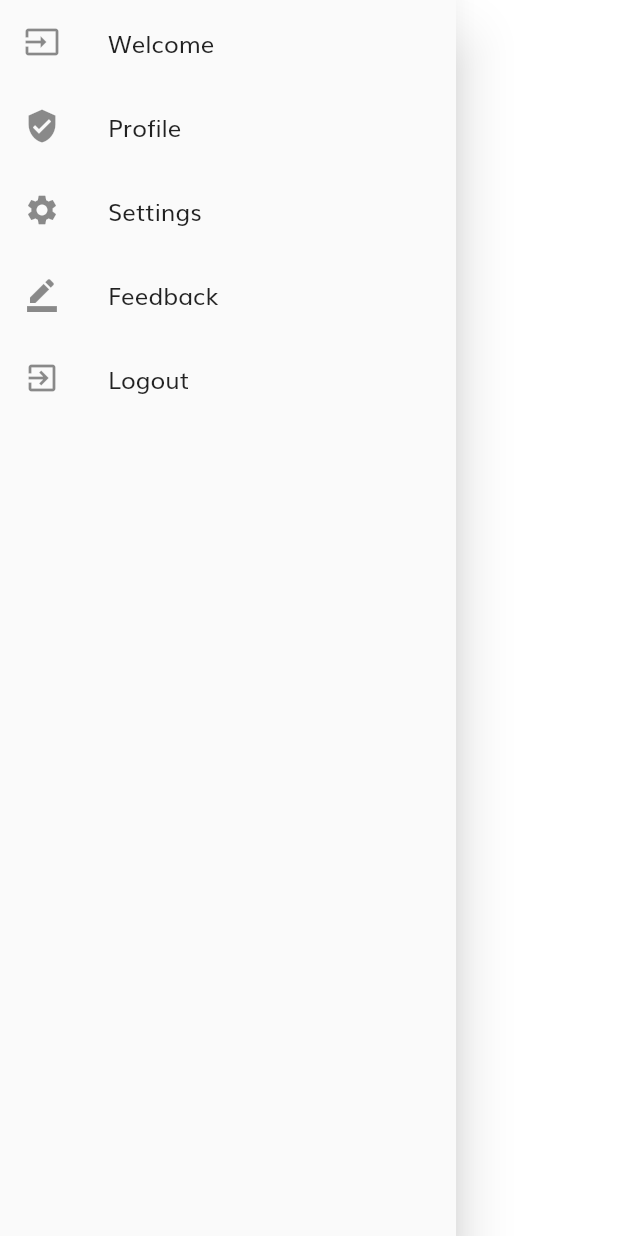
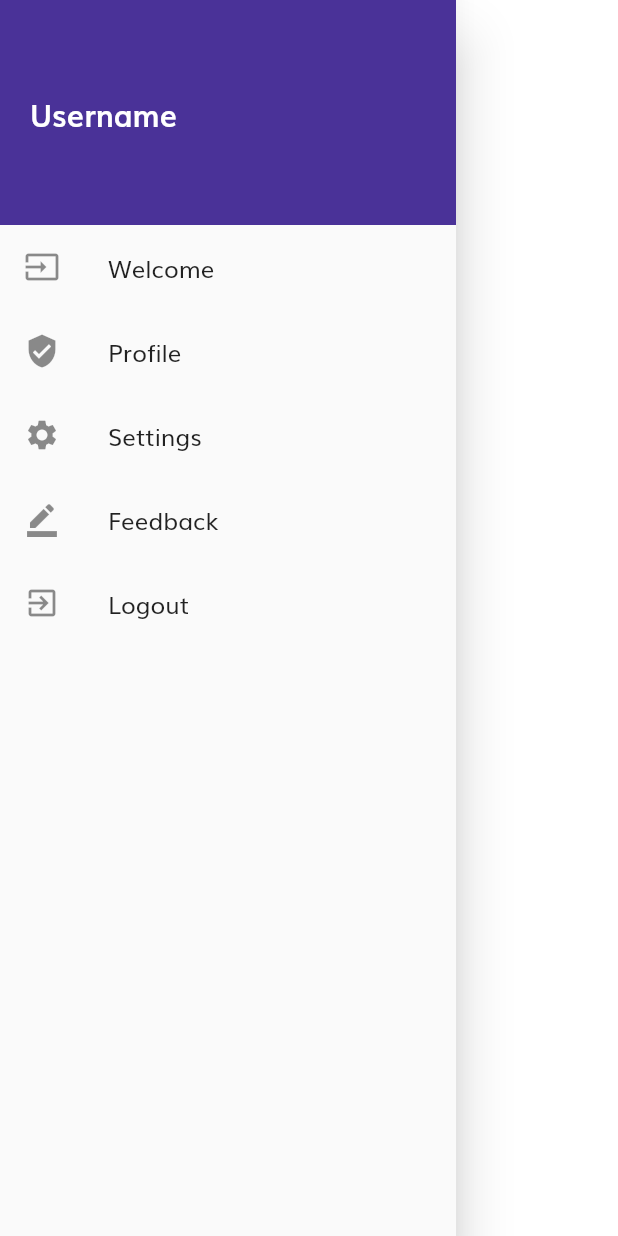
Before and after one commit to SigSegvSquad/0mg, a Flutter app: the NavDrawer widget shown alone on an empty page, opened directly, on a phone screen of 412 x 824 dp. Run offline on Flutter 3.47's test engine with Material 2 defaults, Android fonts, the light colour scheme and no system bars; our stand-ins replace flutter_svg.

Commit message:
improved sidebar

```diff
--- a/lib/screens/sidebar/sidebar.dart
+++ b/lib/screens/sidebar/sidebar.dart
@@ -1,4 +1,6 @@
 import 'package:flutter/material.dart';
+import 'package:shop_app/routes.dart';
+import 'package:shop_app/screens/profile/profile_screen.dart';
 
 class NavDrawer extends StatelessWidget {
   @override
@@ -7,6 +9,36 @@ class NavDrawer extends StatelessWidget {
       child: ListView(
         padding: EdgeInsets.zero,
         children: <Widget>[
+          SizedBox(
+            width: double.infinity,
+            height: 150,
+            child: DecoratedBox(
+              decoration: BoxDecoration(
+                gradient: LinearGradient(
+                  begin: Alignment.topLeft,
+                  end:
+                  Alignment(0.8, 0.0), // 10% of the width, so there are ten blinds.
+                  colors: [
+                    const Color(0xFF4A3298),
+                    const Color(0xFF4A3298)
+                  ]
+                ),
+                ),
+              child:
+              Align(
+                alignment: Alignment.centerLeft,
+              child:
+              Container(
+                margin: EdgeInsets.all(20),
+                  child:Text(
+                "Username",
+                style: TextStyle(
+                  fontSize: 20,
+                  color: Colors.white,
+                  fontWeight: FontWeight.bold,
+                ),
+              )))),
+            ),
           ListTile(
             leading: Icon(Icons.input),
             title: Text('Welcome'),
@@ -15,7 +47,7 @@ class NavDrawer extends StatelessWidget {
           ListTile(
             leading: Icon(Icons.verified_user),
             title: Text('Profile'),
-            onTap: () => {Navigator.of(context).pop()},
+            onTap: () => {Navigator.pushNamed(context, ProfileScreen.routeName)},
           ),
           ListTile(
             leading: Icon(Icons.settings),
```
